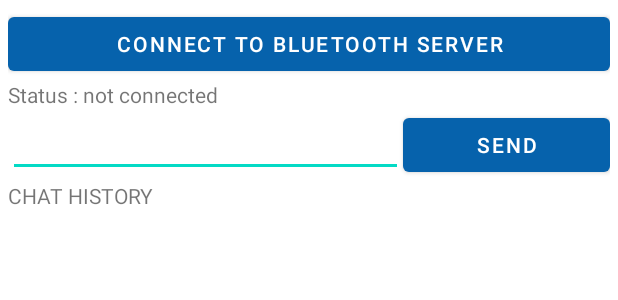
After one commit to Sofy24/Assignment3, an Android app: the layout layout_marfoglia.xml on its own in the app's theme, with its tools: preview values and no code run, on a phone screen of 412 x 824 dp. The commit adds this screen. Shown: the top 300 px of the screen. Run offline under Robolectric (Android 15) with nearby library versions, the phone set to English and light mode, and no system bars.

Commit message:
wrote the bluetooth

```diff
--- a/app/src/main/AndroidManifest.xml
+++ b/app/src/main/AndroidManifest.xml
@@ -1,6 +1,11 @@
 <?xml version="1.0" encoding="utf-8"?>
 <manifest xmlns:android="http://schemas.android.com/apk/res/android"
     package="com.example.gardenapp">
+
+    <uses-permission android:name="android.permission.BLUETOOTH" />
+    <uses-permission android:name="android.permission.BLUETOOTH_ADMIN" />
+    <uses-permission android:name="android.permission.ACCESS_COARSE_LOCATION" />
+    <uses-permission android:name="android.permission.BLUETOOTH_CONNECT" />
 
     <application
         android:allowBackup="true"
--- /dev/null
+++ b/app/src/main/java/com/example/gardenapp/BluetoothDeviceNotFound.java
@@ -0,0 +1,3 @@
+package com.example.gardenapp;
+
+public class BluetoothDeviceNotFound extends Exception { }
--- /dev/null
+++ b/app/src/main/java/com/example/gardenapp/ExtendedRunnable.java
@@ -0,0 +1,6 @@
+package com.example.gardenapp;
+
+public interface ExtendedRunnable extends Runnable {
+    void write(byte[] bytes);
+    void cancel();
+}
--- /dev/null
+++ b/app/src/main/res/layout/layout_marfoglia.xml
@@ -0,0 +1,61 @@
+<?xml version="1.0" encoding="utf-8"?>
+<LinearLayout xmlns:android="http://schemas.android.com/apk/res/android"
+    xmlns:app="http://schemas.android.com/apk/res-auto"
+    xmlns:tools="http://schemas.android.com/tools"
+    android:layout_width="match_parent"
+    android:layout_height="wrap_content"
+    android:layout_margin="5dp"
+    android:orientation="vertical"
+    tools:context=".MainActivity">
+
+    <Button
+        android:id="@+id/connectBtn"
+        android:layout_width="match_parent"
+        android:layout_height="wrap_content"
+        android:layout_weight="1"
+        android:text="CONNECT TO BLUETOOTH SERVER" />
+
+    <TextView
+        android:id="@+id/statusLabel"
+        android:layout_width="match_parent"
+        android:layout_height="wrap_content"
+        android:layout_weight="1"
+        android:text="Status : not connected" />
+
+    <LinearLayout
+        android:layout_width="match_parent"
+        android:layout_height="match_parent"
+        android:layout_weight="1"
+        android:orientation="horizontal">
+
+        <EditText
+            android:id="@+id/editText"
+            android:layout_width="wrap_content"
+            android:layout_height="wrap_content"
+            android:layout_weight="1"
+            android:ems="10"
+            android:inputType="textPersonName" />
+
+        <Button
+            android:id="@+id/sendBtn"
+            android:layout_width="wrap_content"
+            android:layout_height="wrap_content"
+            android:layout_weight="1"
+            android:text="SEND" />
+
+    </LinearLayout>
+
+    <TextView
+        android:id="@+id/textView3"
+        android:layout_width="wrap_content"
+        android:layout_height="wrap_content"
+        android:layout_weight="1"
+        android:text="CHAT HISTORY" />
+
+    <TextView
+        android:id="@+id/chatLabel"
+        android:layout_width="match_parent"
+        android:layout_height="wrap_content"
+        android:layout_weight="1" />
+
+</LinearLayout>
```
Also changed, not shown: app/src/main/java/com/example/gardenapp/BluetoothChannel.java (added, +73 -0 lines), app/src/main/java/com/example/gardenapp/BluetoothUtils.java (added, +67 -0 lines), app/src/main/java/com/example/gardenapp/CommChannel.java (added, +18 -0 lines), app/src/main/java/com/example/gardenapp/ConnectToBluetoothServerTask.java (added, +45 -0 lines), app/src/main/java/com/example/gardenapp/ConnectionTask.java (added, +33 -0 lines), app/src/main/java/com/example/gardenapp/MainActivity.java (+128 -2 lines), app/src/main/java/com/example/gardenapp/RealBluetoothChannel.java (added, +124 -0 lines), app/src/main/java/com/example/gardenapp/utils/C.java (added, +29 -0 lines).
